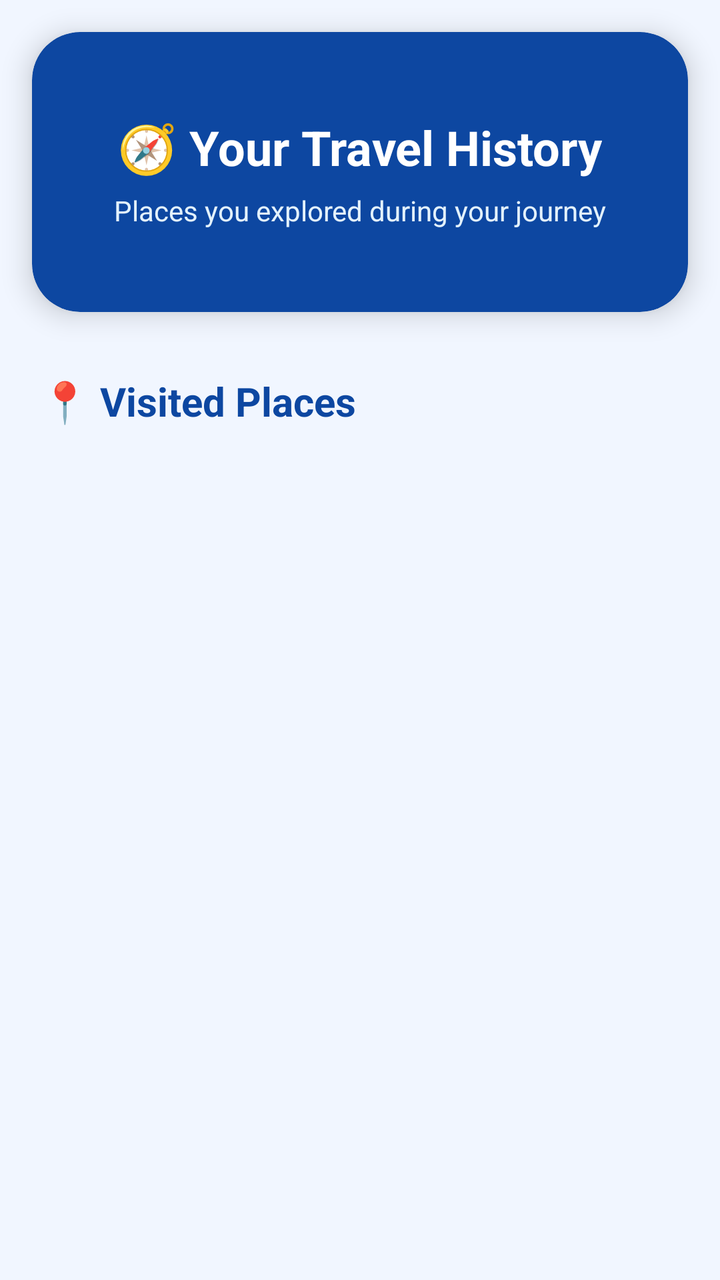
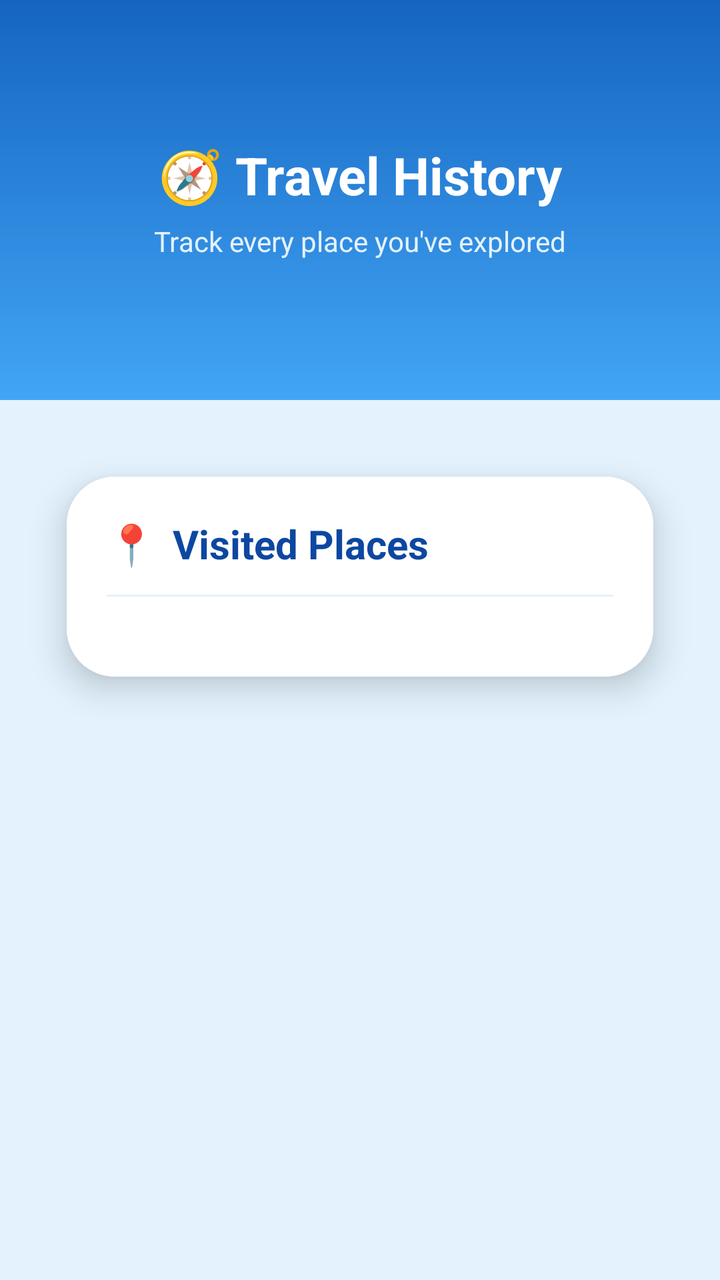

Two renders of the same Android screen: before a commit and after it. Below are the layout's source before the change and the commit's diff.
<!-- AndroidManifest.xml: application theme Theme.Drishya_Vani -->
<!-- res/layout/activity_history.xml -->
<?xml version="1.0" encoding="utf-8"?>
<LinearLayout xmlns:android="http://schemas.android.com/apk/res/android"
    xmlns:app="http://schemas.android.com/apk/res-auto"
    android:layout_width="match_parent"
    android:layout_height="match_parent"
    android:orientation="vertical"
    android:background="#F1F6FF">

    
    <androidx.cardview.widget.CardView
        android:layout_width="match_parent"
        android:layout_height="140dp"
        android:layout_margin="16dp"
        app:cardCornerRadius="24dp"
        app:cardElevation="8dp"
        android:backgroundTint="#0D47A1">

        <LinearLayout
            android:layout_width="match_parent"
            android:layout_height="match_parent"
            android:orientation="vertical"
            android:gravity="center">

            <TextView
                android:layout_width="wrap_content"
                android:layout_height="wrap_content"
                android:text="🧭 Your Travel History"
                android:textSize="24sp"
                android:textStyle="bold"
                android:textColor="#FFFFFF"/>

            <TextView
                android:layout_width="wrap_content"
                android:layout_height="wrap_content"
                android:text="Places you explored during your journey"
                android:textSize="14sp"
                android:textColor="#E3F2FD"
                android:layout_marginTop="6dp"/>

        </LinearLayout>

    </androidx.cardview.widget.CardView>


    
    <TextView
        android:layout_width="wrap_content"
        android:layout_height="wrap_content"
        android:text="📍 Visited Places"
        android:textSize="20sp"
        android:textStyle="bold"
        android:textColor="#0D47A1"
        android:layout_marginStart="20dp"
        android:layout_marginTop="15dp"/>


    
    <androidx.recyclerview.widget.RecyclerView
        android:id="@+id/historyRecyclerView"
        android:layout_width="match_parent"
        android:layout_height="match_parent"
        android:paddingStart="16dp"
        android:layout_marginTop="10dp"
        android:paddingEnd="16dp"
        android:clipToPadding="false"/>

</LinearLayout>
<!-- resources referenced by this layout -->
<resources>
  <style name="Theme.Drishya_Vani" parent="Base.Theme.Drishya_Vani" />
  <style name="Base.Theme.Drishya_Vani" parent="Theme.Material3.DayNight.NoActionBar">
          
          
      </style>
</resources>

<!-- the commit's change to res/layout/activity_history.xml (unified diff, before → after) -->
@@ -1,67 +1,114 @@
 <?xml version="1.0" encoding="utf-8"?>
-<LinearLayout xmlns:android="http://schemas.android.com/apk/res/android"
+<ScrollView xmlns:android="http://schemas.android.com/apk/res/android"
     xmlns:app="http://schemas.android.com/apk/res-auto"
     android:layout_width="match_parent"
     android:layout_height="match_parent"
-    android:orientation="vertical"
-    android:background="#F1F6FF">
+    android:fillViewport="true"
+    android:background="#E3F2FD">
 
-    
-    <androidx.cardview.widget.CardView
+    <LinearLayout
         android:layout_width="match_parent"
-        android:layout_height="140dp"
-        android:layout_margin="16dp"
-        app:cardCornerRadius="24dp"
-        app:cardElevation="8dp"
-        android:backgroundTint="#0D47A1">
+        android:layout_height="wrap_content"
+        android:orientation="vertical">
 
+        
         <LinearLayout
             android:layout_width="match_parent"
-            android:layout_height="match_parent"
+            android:layout_height="200dp"
+            android:background="@drawable/header_gradient"
+            android:gravity="center"
             android:orientation="vertical"
-            android:gravity="center">
+            android:padding="20dp">
 
             <TextView
                 android:layout_width="wrap_content"
                 android:layout_height="wrap_content"
-                android:text="🧭 Your Travel History"
-                android:textSize="24sp"
-                android:textStyle="bold"
-                android:textColor="#FFFFFF"/>
+                android:text="🧭 Travel History"
+                android:textColor="#FFFFFF"
+                android:textSize="26sp"
+                android:textStyle="bold" />
 
             <TextView
                 android:layout_width="wrap_content"
                 android:layout_height="wrap_content"
-                android:text="Places you explored during your journey"
+                android:text="Track every place you've explored"
+                android:textColor="#E3F2FD"
                 android:textSize="14sp"
-                android:textColor="#E3F2FD"
-                android:layout_marginTop="6dp"/>
+                android:layout_marginTop="6dp" />
 
         </LinearLayout>
 
-    </androidx.cardview.widget.CardView>
+        <androidx.cardview.widget.CardView
+            android:layout_width="match_parent"
+            android:layout_height="wrap_content"
+            android:layout_margin="16dp"
+            app:cardCornerRadius="24dp"
+            app:cardElevation="10dp"
+            app:cardUseCompatPadding="true">
 
+            <LinearLayout
+                android:layout_width="match_parent"
+                android:layout_height="wrap_content"
+                android:orientation="vertical"
+                android:background="#FFFFFF"
+                android:padding="20dp">
 
-    
-    <TextView
-        android:layout_width="wrap_content"
-        android:layout_height="wrap_content"
-        android:text="📍 Visited Places"
-        android:textSize="20sp"
-        android:textStyle="bold"
-        android:textColor="#0D47A1"
-        android:layout_marginStart="20dp"
-        android:layout_marginTop="15dp"/>
+                
+                <LinearLayout
+                    android:layout_width="match_parent"
+                    android:layout_height="wrap_content"
+                    android:orientation="horizontal"
+                    android:gravity="center_vertical"
+                    android:layout_marginBottom="12dp">
 
+                    <TextView
+                        android:layout_width="wrap_content"
+                        android:layout_height="wrap_content"
+                        android:text="📍"
+                        android:textSize="20sp"
+                        android:layout_marginEnd="8dp"/>
 
-    
-    <androidx.recyclerview.widget.RecyclerView
-        android:id="@+id/historyRecyclerView"
-        android:layout_width="match_parent"
-        android:layout_height="match_parent"
-        android:paddingStart="16dp"
-        android:layout_marginTop="10dp"
-        android:paddingEnd="16dp"
-        android:clipToPadding="false"/>
+                    <TextView
+                        android:layout_width="wrap_content"
+                        android:layout_height="wrap_content"
+                        android:text="Visited Places"
+                        android:textSize="20sp"
+                        android:textStyle="bold"
+                        android:textColor="#0D47A1"/>
+                </LinearLayout>
 
-</LinearLayout>
+                
+                <View
+                    android:layout_width="match_parent"
+                    android:layout_height="1dp"
+                    android:background="#E3F2FD"
+                    android:layout_marginBottom="12dp"/>
+
+                
+                <androidx.recyclerview.widget.RecyclerView
+                    android:id="@+id/historyRecyclerView"
+                    android:layout_width="match_parent"
+                    android:layout_height="wrap_content"
+                    android:nestedScrollingEnabled="false"
+                    android:clipToPadding="false"
+                    android:paddingBottom="8dp"/>
+
+                
+                <TextView
+                    android:id="@+id/emptyText"
+                    android:layout_width="match_parent"
+                    android:layout_height="wrap_content"
+                    android:text="No places visited yet 🧭"
+                    android:textColor="#90A4AE"
+                    android:textSize="14sp"
+                    android:gravity="center"
+                    android:visibility="gone"
+                    android:layout_marginTop="10dp"/>
+
+            </LinearLayout>
+
+        </androidx.cardview.widget.CardView>
+
+    </LinearLayout>
+
+</ScrollView>
<!-- resource entries referenced after the edit -->
@@ -1,5 +1,16 @@
 <!-- resources referenced by this layout -->
 <resources>
+  <!-- drawable header_gradient (drawable) -->
+  <?xml version="1.0" encoding="utf-8"?>
+  <shape xmlns:android="http://schemas.android.com/apk/res/android">
+  
+  <gradient xmlns:android="http://schemas.android.com/apk/res/android"
+      android:angle="270"
+      android:startColor="#1565C0"
+      android:endColor="#42A5F5"
+      android:type="linear"/>
+  
+  </shape>
   <style name="Theme.Drishya_Vani" parent="Base.Theme.Drishya_Vani" />
   <style name="Base.Theme.Drishya_Vani" parent="Theme.Material3.DayNight.NoActionBar">
           
